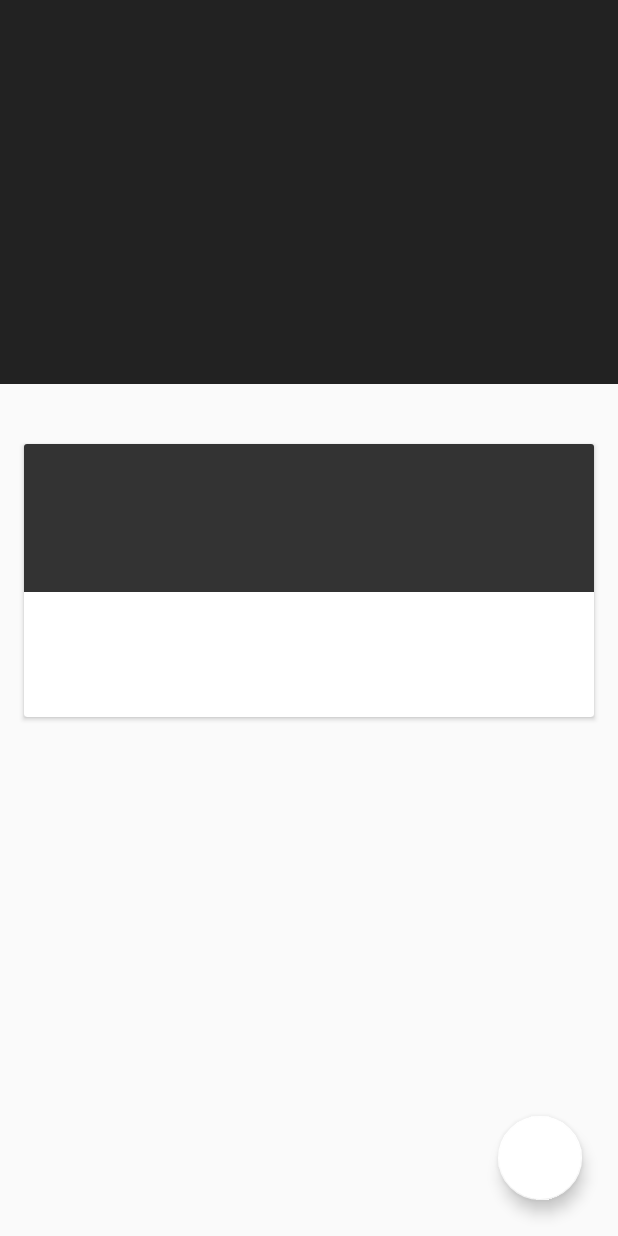
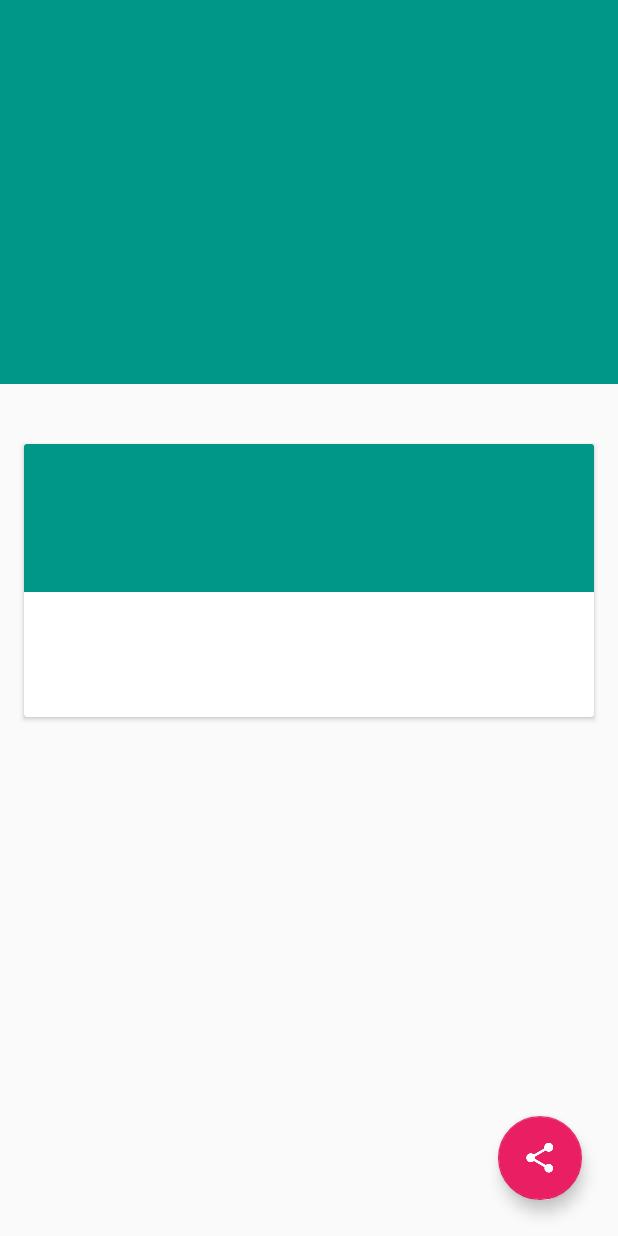
Before and after one commit to therajanmaurya/XYZReader, an Android app: the fragment ArticleDetailFragment shown on its own in the app's theme, on a phone screen of 412 x 824 dp. Run offline under Robolectric (Android 15) with nearby library versions, the phone set to English and light mode, and no system bars; our stand-ins replace ButterKnife; 5 statements that could not run were skipped.

Commit message:
material theme added

```diff
--- a/app/src/main/res/drawable/add_fab_background.xml
+++ b/app/src/main/res/drawable/add_fab_background.xml
@@ -17,7 +17,7 @@
 <layer-list xmlns:android="http://schemas.android.com/apk/res/android">
     <item>
         <shape android:shape="oval">
-            <solid android:color="@color/theme_accent" />
+            <solid android:color="@color/accent" />
         </shape>
     </item>
     <item android:drawable="@drawable/white_selectable_item_background_circle" />
--- a/app/src/main/res/values/colors.xml
+++ b/app/src/main/res/values/colors.xml
@@ -1,15 +1,12 @@
 <?xml version="1.0" encoding="utf-8"?>
 <resources>
-    <color name="primary">#222222</color>
-    <color name="primary_dark">#000000</color>
-    <color name="accent">#FFFFFF</color>
+    <color name="primary">#009688</color>
+    <color name="primary_dark">#00796B</color>
+    <color name="accent">#E91E63</color>
     <color name="gray">#ffdfdfdf</color>
 
     <color name="photo_placeholder">#ccc</color>
 
-    <color name="theme_primary">#04561A</color>
-    <color name="theme_primary_dark">#04561A</color>
-    <color name="theme_accent">#04561A</color>
     <color name="ltgray">#ffe0e0e0</color>
-    <color name="theme_content_header">#333</color>
+    <color name="theme_content_header">#009688</color>
 </resources>
--- a/app/src/main/res/values/styles.xml
+++ b/app/src/main/res/values/styles.xml
@@ -1,9 +1,7 @@
 <resources>
-
     <style name="AppTheme" parent="@style/Theme.AppCompat.Light.NoActionBar">
         <item name="colorPrimary">@color/primary</item>
         <item name="colorPrimaryDark">@color/primary_dark</item>
         <item name="colorAccent">@color/accent</item>
     </style>
-
 </resources>
```
Also changed, not shown: app/src/main/res/layout/activity_article_list.xml (+18 -20 lines).
